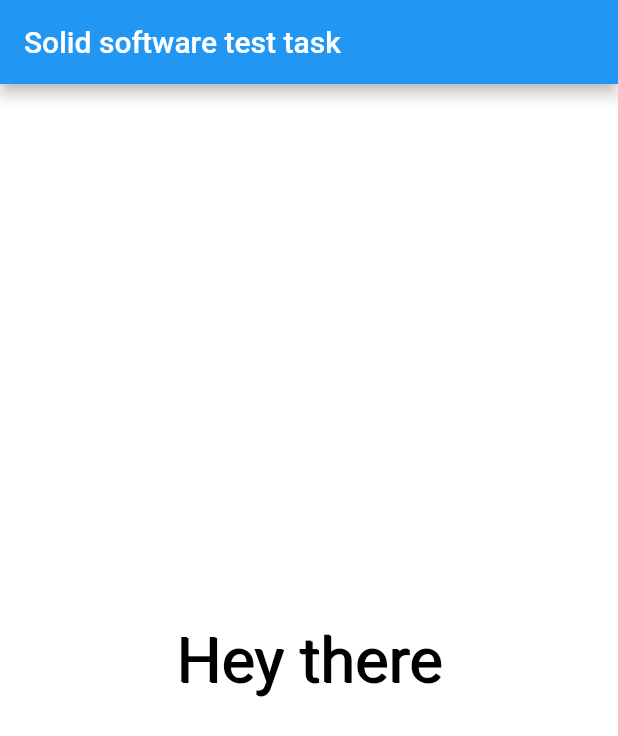
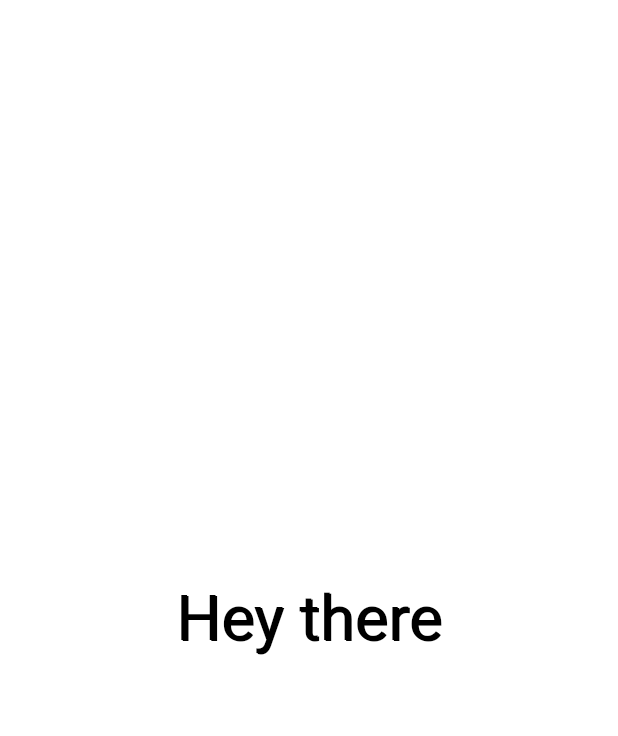
Before and after one commit to Lecht42/Solid-software-test-task, a Flutter app: the screen it shows after launch, on a phone screen of 412 x 824 dp. Shown: the top 736 px of the screen. Run offline on Flutter 3.47's test engine with Material 2 defaults, Android fonts, the phone set to English and light mode, and no system bars.

Commit message:
App bar is deleted and some refactoring

```diff
--- a/lib/homepage/my_app.dart
+++ b/lib/homepage/my_app.dart
@@ -12,7 +12,7 @@ class MyApp extends StatelessWidget {
       theme: ThemeData(
         primarySwatch: Colors.blue,
       ),
-      home: const MyHomePage(title: 'Solid software test task'),
+      home: const MyHomePage(),
     );
   }
 }
--- a/lib/homepage/my_home_page.dart
+++ b/lib/homepage/my_home_page.dart
@@ -3,9 +3,7 @@ import 'dart:math';
 import 'package:flutter/material.dart';
 
 class MyHomePage extends StatefulWidget {
-  const MyHomePage({Key? key, required this.title}) : super(key: key);
-
-  final String title;
+  const MyHomePage({Key? key}) : super(key: key);
 
   @override
   State<MyHomePage> createState() => _MyHomePageState();
@@ -16,23 +14,24 @@ class _MyHomePageState extends State<MyHomePage> {
   var _textColor = Colors.black;
 
   void _changeColor() {
-    List<int> getRandomColor() {
+    const byteMaxValue = 255;
+    final rgb = () {
       final rnd = Random(DateTime.now().microsecond);
       const maxColor = 256;
+
       return [
         rnd.nextInt(maxColor),
         rnd.nextInt(maxColor),
         rnd.nextInt(maxColor)
       ];
-    }
-
-    const byteMaxValue = 255;
-    final rgb = getRandomColor();
+    }();
 
     setState(() {
       _color = Color.fromARGB(byteMaxValue, rgb[0], rgb[1], rgb[2]);
       _textColor = Color.fromARGB(byteMaxValue,
-          byteMaxValue - rgb[0], byteMaxValue - rgb[1], byteMaxValue - rgb[2]);
+                                  byteMaxValue - rgb[0],
+                                  byteMaxValue - rgb[1],
+                                  byteMaxValue - rgb[2]);
     });
   }
 
@@ -40,11 +39,10 @@ class _MyHomePageState extends State<MyHomePage> {
   Widget build(BuildContext context) {
     const duration = Duration(seconds: 1);
     const fontSize = 42.0;
+    const shadow = [Shadow(offset: Offset(1.0, 1.0), color: Colors.black)];
+    const text = 'Hey there';
 
     return Scaffold(
-      appBar: AppBar(
-        title: Text(widget.title),
-      ),
       body: GestureDetector(
         onTap: () => _changeColor(),
         child: AnimatedContainer(
@@ -56,13 +54,11 @@ class _MyHomePageState extends State<MyHomePage> {
             child: AnimatedDefaultTextStyle(
               style: TextStyle(
                 color: _textColor,
-                shadows: const [
-                  Shadow(offset: Offset(1.0, 1.0), color: Colors.black),
-                ],
+                shadows: shadow,
                 fontSize: fontSize,
               ),
               duration: duration,
-              child: const Text('Hey there'),
+              child: const Text(text),
             ),
           ),
         ),
```
